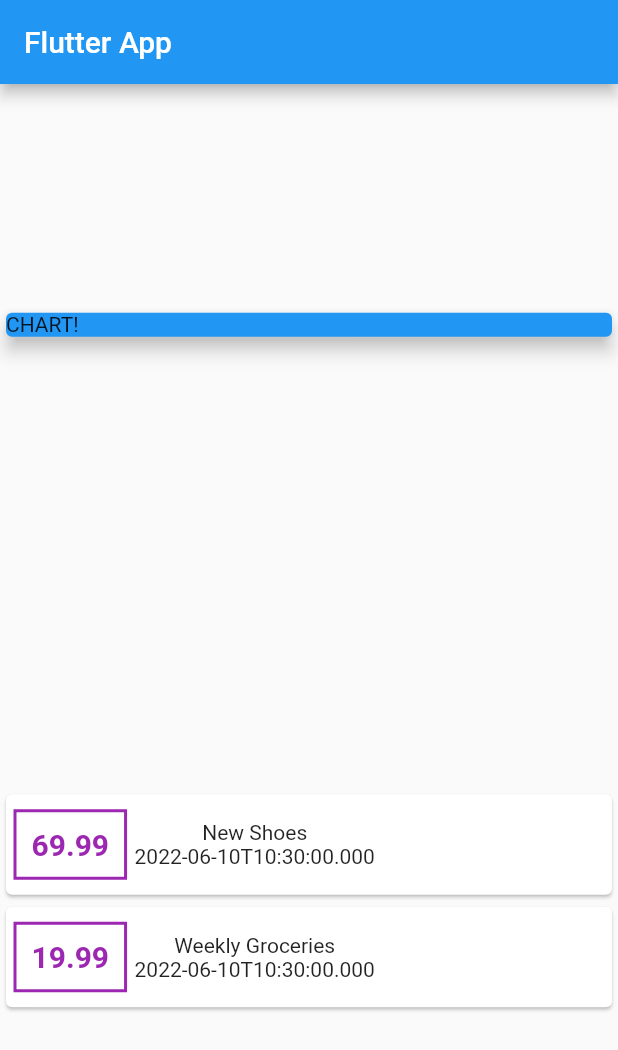
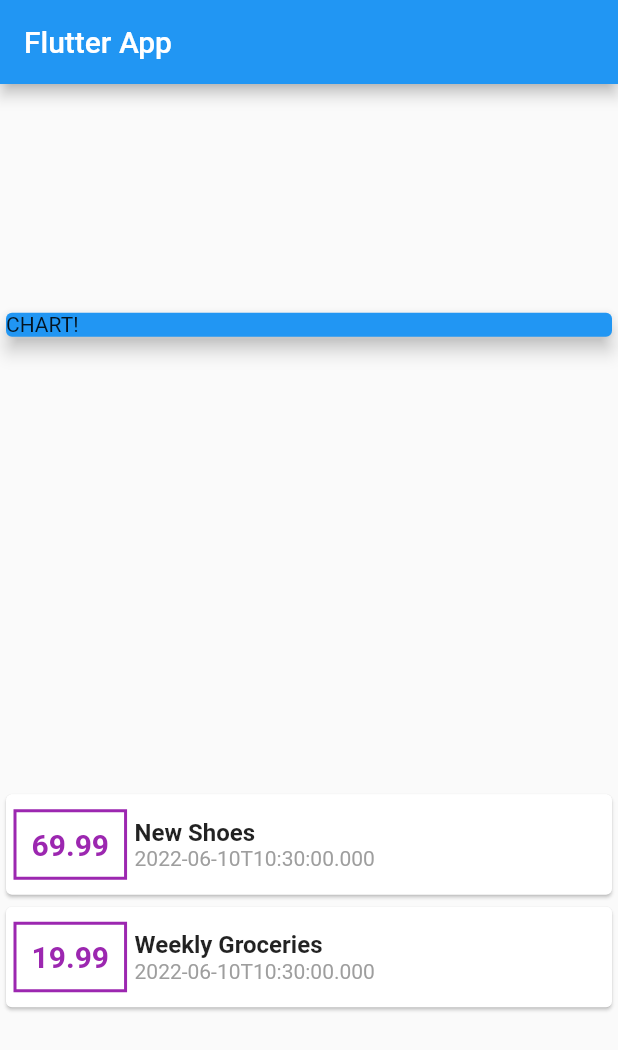
Before and after one commit to ditateum/planning_app_basic, a Flutter app: the screen it shows after launch, on a phone screen of 412 x 824 dp. Shown: the top 1050 px of the screen. Run offline on Flutter 3.47's test engine with Material 2 defaults, Android fonts, the phone set to English and light mode, and no system bars.

Commit message:
more styling text

```diff
--- a/lib/main.dart
+++ b/lib/main.dart
@@ -86,10 +86,20 @@
                       ),
                     ),
                     Column(
+                      crossAxisAlignment: CrossAxisAlignment.start,
                       children: [
-                        Text(tx.title),
+                        Text(
+                          tx.title,
+                          style: TextStyle(
+                            fontSize: 16,
+                            fontWeight: FontWeight.bold,
+                          ),
+                        ),
                         Text(
                           tx.date.toIso8601String(),
+                          style: TextStyle(
+                            color: Colors.grey,
+                          ),
                         ),
                       ],
                     ),
```
